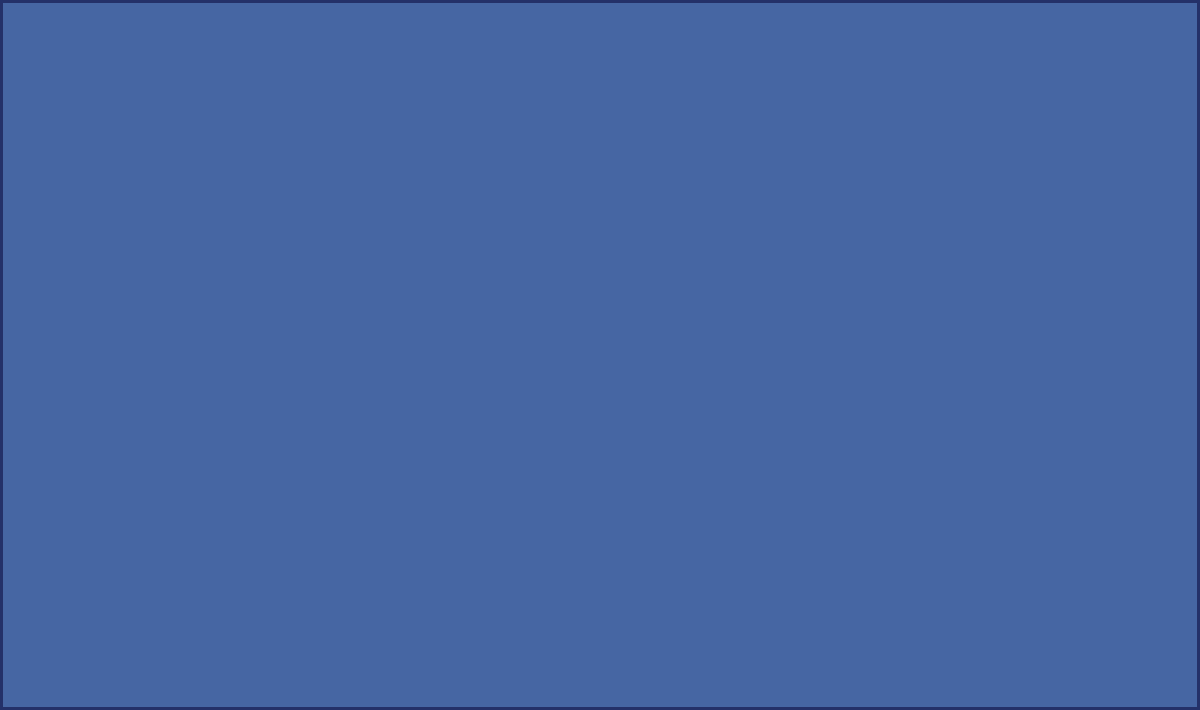
This is APOLLO_MainWindow.ui in ThatNerd404/A.P.O.L.L.O as Qt 5 draws it before an edit. The edited form follows.
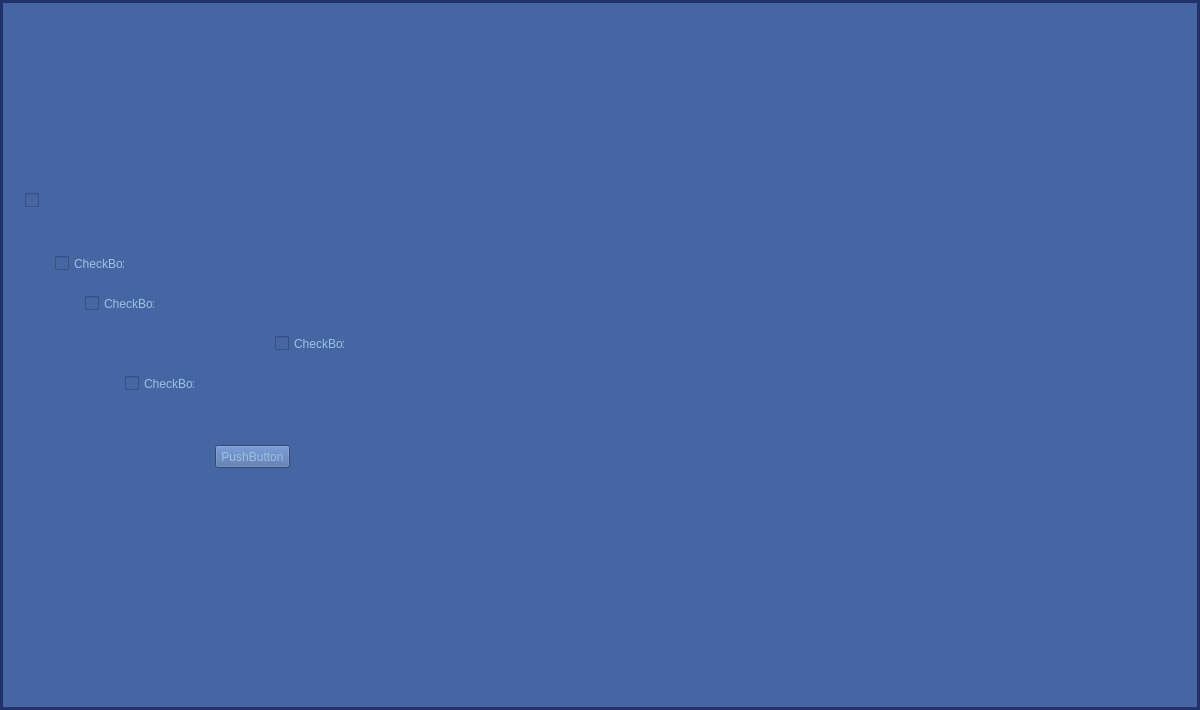
This is the edited form. The open tabs and pages were chosen to show the change. Icons and pictures are not drawn.

The edit to the form file:
```diff
--- a/APOLLO_MainWindow.ui
+++ b/APOLLO_MainWindow.ui
@@ -791,10 +791,10 @@
      <widget class="QLabel" name="Settings_Title">
       <property name="geometry">
        <rect>
-        <x>400</x>
-        <y>0</y>
-        <width>401</width>
-        <height>71</height>
+        <x>370</x>
+        <y>10</y>
+        <width>491</width>
+        <height>121</height>
        </rect>
       </property>
       <property name="text">
@@ -804,6 +804,84 @@
        <pixmap>Assets/Settings_Title.png</pixmap>
       </property>
      </widget>
+     <widget class="QCheckBox" name="checkBox">
+      <property name="geometry">
+       <rect>
+        <x>20</x>
+        <y>140</y>
+        <width>291</width>
+        <height>31</height>
+       </rect>
+      </property>
+      <property name="text">
+       <string/>
+      </property>
+     </widget>
+     <widget class="QCheckBox" name="checkBox_2">
+      <property name="geometry">
+       <rect>
+        <x>50</x>
+        <y>210</y>
+        <width>70</width>
+        <height>17</height>
+       </rect>
+      </property>
+      <property name="text">
+       <string>CheckBox</string>
+      </property>
+     </widget>
+     <widget class="QCheckBox" name="checkBox_3">
+      <property name="geometry">
+       <rect>
+        <x>120</x>
+        <y>330</y>
+        <width>70</width>
+        <height>17</height>
+       </rect>
+      </property>
+      <property name="text">
+       <string>CheckBox</string>
+      </property>
+     </widget>
+     <widget class="QCheckBox" name="checkBox_4">
+      <property name="geometry">
+       <rect>
+        <x>80</x>
+        <y>250</y>
+        <width>70</width>
+        <height>17</height>
+       </rect>
+      </property>
+      <property name="text">
+       <string>CheckBox</string>
+      </property>
+     </widget>
+     <widget class="QCheckBox" name="checkBox_5">
+      <property name="geometry">
+       <rect>
+        <x>270</x>
+        <y>290</y>
+        <width>70</width>
+        <height>17</height>
+       </rect>
+      </property>
+      <property name="text">
+       <string>CheckBox</string>
+      </property>
+     </widget>
+     <widget class="QPushButton" name="pushButton">
+      <property name="geometry">
+       <rect>
+        <x>210</x>
+        <y>400</y>
+        <width>75</width>
+        <height>23</height>
+       </rect>
+      </property>
+      <property name="text">
+       <string>PushButton</string>
+      </property>
+     </widget>
     </widget>
    </widget>
    <widget class="QPushButton" name="Settings_Button">
```
Left out of the diff: 3 changed lines with no effect on the pictures.
